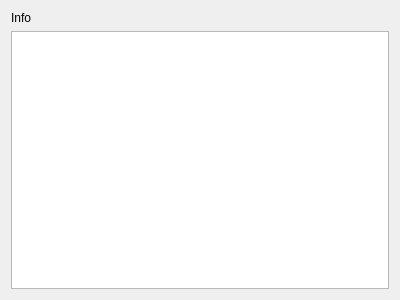
Above: InfoWidget/DescriptionPanel.ui from bendalab/NixView before the change. Below: the same form after it.
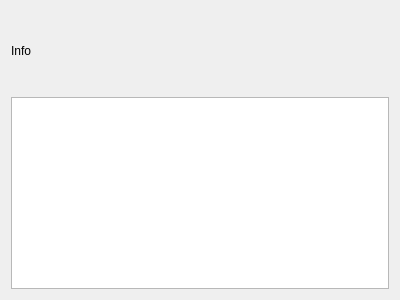
That is the form after the change.

Commit message: adjusted size policy

What changed in the file:
```diff
--- a/InfoWidget/DescriptionPanel.ui
+++ b/InfoWidget/DescriptionPanel.ui
@@ -10,6 +10,12 @@
     <height>300</height>
    </rect>
   </property>
+  <property name="sizePolicy">
+   <sizepolicy hsizetype="Preferred" vsizetype="Preferred">
+    <horstretch>0</horstretch>
+    <verstretch>0</verstretch>
+   </sizepolicy>
+  </property>
   <property name="windowTitle">
    <string>Form</string>
   </property>
@@ -23,6 +29,12 @@
    </item>
    <item>
     <widget class="QTextEdit" name="info_text_edit">
+     <property name="sizePolicy">
+      <sizepolicy hsizetype="Preferred" vsizetype="Preferred">
+       <horstretch>0</horstretch>
+       <verstretch>0</verstretch>
+      </sizepolicy>
+     </property>
      <property name="readOnly">
       <bool>true</bool>
      </property>
```
